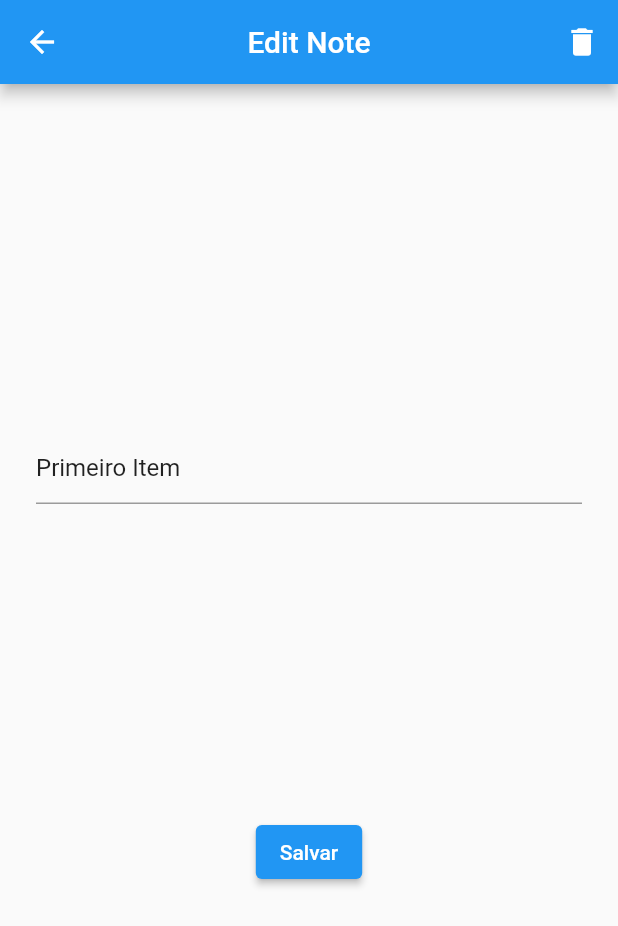
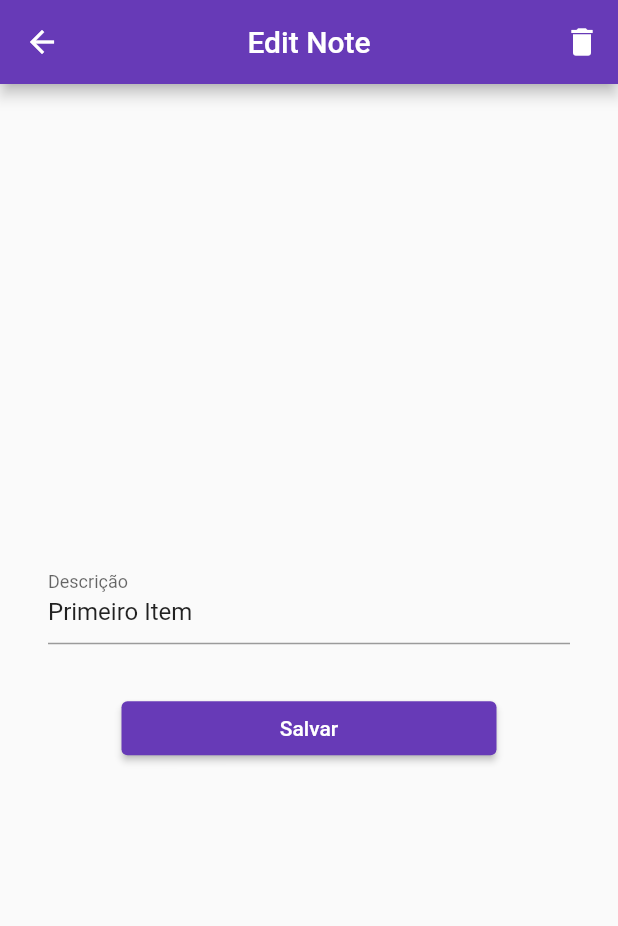
Before and after one commit to matheusdenck/ignite_notes, a Flutter app: the screen it shows after launch, after a tap on "Primeiro Item", on a phone screen of 412 x 824 dp. Shown: the top 926 px of the screen. Run offline on Flutter 3.47's test engine with Material 2 defaults, Android fonts, the phone set to English and light mode, and no system bars.

Commit message:
fim do módulo

```diff
--- a/lib/app_widget.dart
+++ b/lib/app_widget.dart
@@ -6,6 +6,9 @@ class AppWidget extends StatelessWidget {
   @override
   Widget build(BuildContext context) {
     return MaterialApp(
+      theme: ThemeData(
+        primarySwatch: Colors.deepPurple,
+      ),
       title: 'Notes',
       //a primeira rota default do flutter é a rota '/', para modificar isso tem a propriedade initialRoute
       initialRoute: '/home',
--- a/lib/create_note_page.dart
+++ b/lib/create_note_page.dart
@@ -43,9 +43,9 @@ class _CreateNotePageState extends State<CreateNotePage> {
         ],
       ),
       body: Padding(
-        padding: const EdgeInsets.all(24.0),
+        padding: const EdgeInsets.all(32.0),
         child: Column(
-          mainAxisAlignment: MainAxisAlignment.spaceEvenly,
+          mainAxisAlignment: MainAxisAlignment.center,
           children: [
             TextField(
               controller: textController,
@@ -55,13 +55,27 @@ class _CreateNotePageState extends State<CreateNotePage> {
                   description = value;
                 });
               },
+              decoration: InputDecoration(
+                labelText: 'Descrição',
+              ),
+            ),
+            SizedBox(
+              height: 32,
             ),
             if (description.isNotEmpty)
-              ElevatedButton(
-                onPressed: () {
-                  Navigator.pop(context, description);
-                },
-                child: Text('Salvar'),
+              Row(
+                mainAxisAlignment: MainAxisAlignment.center,
+                children: [
+                  SizedBox(
+                    width: 250,
+                    child: ElevatedButton(
+                      onPressed: () {
+                        Navigator.pop(context, description);
+                      },
+                      child: Text('Salvar'),
+                    ),
+                  ),
+                ],
               ),
           ],
         ),
```
